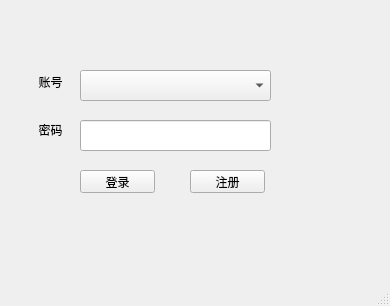
Before: the Qt Designer form mainwindow.ui in HighBird007/gptDeskTop, drawn with Qt 5.
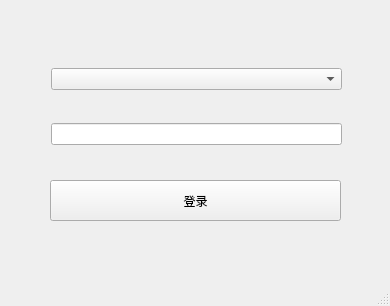
After: the same form once the commit is applied. Icons and pictures are not drawn.

Diff of the .ui file:
```diff
--- a/mainwindow.ui
+++ b/mainwindow.ui
@@ -14,13 +14,35 @@
    <string>MainWindow</string>
   </property>
   <widget class="QWidget" name="centralwidget">
+   <widget class="QWidget" name="layoutWidget">
+    <property name="geometry">
+     <rect>
+      <x>51</x>
+      <y>41</y>
+      <width>291</width>
+      <height>131</height>
+     </rect>
+    </property>
+    <layout class="QHBoxLayout" name="horizontalLayout">
+     <item>
+      <layout class="QVBoxLayout" name="verticalLayout_2">
+       <item>
+        <widget class="QComboBox" name="comboBox"/>
+       </item>
+       <item>
+        <widget class="QLineEdit" name="lineEdit"/>
+       </item>
+      </layout>
+     </item>
+    </layout>
+   </widget>
    <widget class="QPushButton" name="loginbutton">
     <property name="geometry">
      <rect>
-      <x>80</x>
-      <y>170</y>
-      <width>75</width>
-      <height>23</height>
+      <x>50</x>
+      <y>180</y>
+      <width>291</width>
+      <height>41</height>
      </rect>
     </property>
     <property name="text">
@@ -31,71 +53,6 @@
       <normaloff>E:/sunormoon/login.png</normaloff>E:/sunormoon/login.png</iconset>
     </property>
    </widget>
-   <widget class="QPushButton" name="pushButton">
-    <property name="geometry">
-     <rect>
-      <x>190</x>
-      <y>170</y>
-      <width>75</width>
-      <height>23</height>
-     </rect>
-    </property>
-    <property name="text">
-     <string>注册</string>
-    </property>
-   </widget>
-   <widget class="QLineEdit" name="lineEdit">
-    <property name="geometry">
-     <rect>
-      <x>80</x>
-      <y>120</y>
-      <width>191</width>
-      <height>31</height>
-     </rect>
-    </property>
-   </widget>
-   <widget class="QComboBox" name="comboBox">
-    <property name="geometry">
-     <rect>
-      <x>80</x>
-      <y>70</y>
-      <width>191</width>
-      <height>31</height>
-     </rect>
-    </property>
-   </widget>
-   <widget class="QWidget" name="layoutWidget">
-    <property name="geometry">
-     <rect>
-      <x>20</x>
-      <y>60</y>
-      <width>61</width>
-      <height>91</height>
-     </rect>
-    </property>
-    <layout class="QVBoxLayout" name="verticalLayout">
-     <item>
-      <widget class="QLabel" name="label">
-       <property name="text">
-        <string>账号</string>
-       </property>
-       <property name="alignment">
-        <set>Qt::AlignCenter</set>
-       </property>
-      </widget>
-     </item>
-     <item>
-      <widget class="QLabel" name="label_2">
-       <property name="text">
-        <string>密码</string>
-       </property>
-       <property name="alignment">
-        <set>Qt::AlignCenter</set>
-       </property>
-      </widget>
-     </item>
-    </layout>
-   </widget>
   </widget>
   <widget class="QMenuBar" name="menubar">
    <property name="geometry">
```
